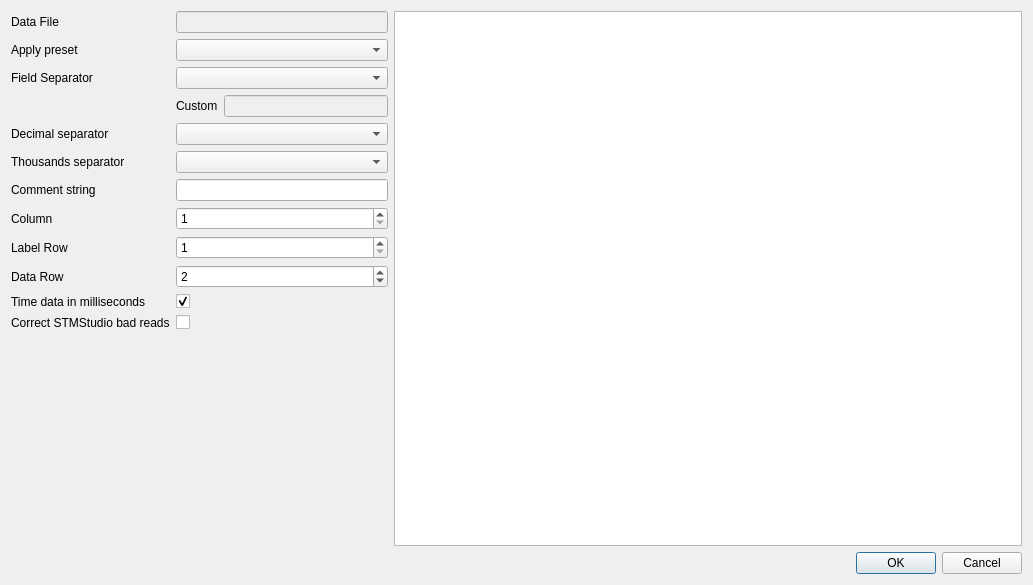
This is src/dialogs/loadfiledialog.ui in ModbusScope/ModbusScope as Qt 5 draws it before an edit. The edited form follows.
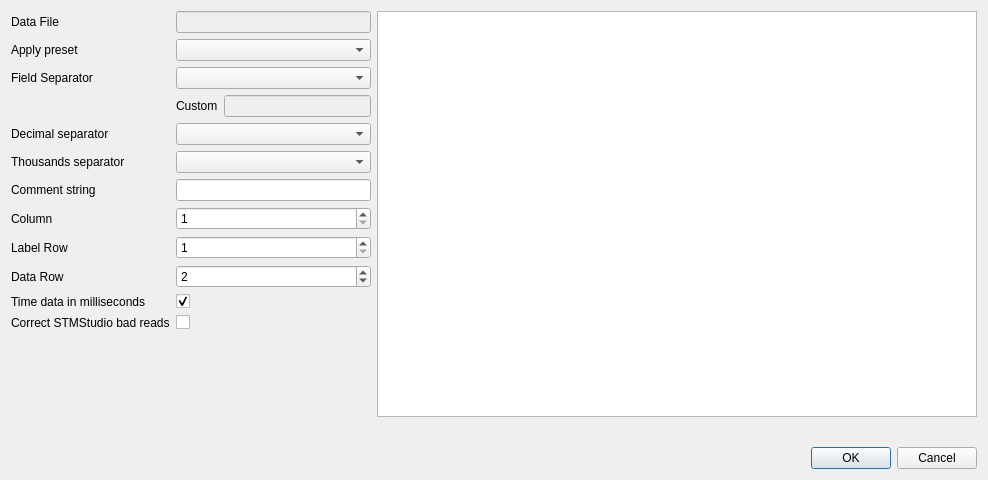
This is the edited form.

Commit message: Don't hide data on invalid settings (improves #120)

```diff
--- a/src/dialogs/loadfiledialog.ui
+++ b/src/dialogs/loadfiledialog.ui
@@ -6,25 +6,15 @@
    <rect>
     <x>0</x>
     <y>0</y>
-    <width>1033</width>
-    <height>585</height>
+    <width>988</width>
+    <height>480</height>
    </rect>
   </property>
   <property name="windowTitle">
    <string>Load Data File</string>
   </property>
-  <layout class="QGridLayout" name="gridLayout">
-   <item row="5" column="2">
-    <widget class="QDialogButtonBox" name="buttonBox">
-     <property name="orientation">
-      <enum>Qt::Horizontal</enum>
-     </property>
-     <property name="standardButtons">
-      <set>QDialogButtonBox::Cancel|QDialogButtonBox::Ok</set>
-     </property>
-    </widget>
-   </item>
-   <item row="0" column="2" rowspan="3">
+  <layout class="QVBoxLayout" name="verticalLayout">
+   <item>
     <layout class="QHBoxLayout" name="horizontalLayout" stretch="3,5">
      <item>
       <layout class="QFormLayout" name="formLayout">
@@ -218,6 +208,34 @@
      </item>
     </layout>
    </item>
+   <item>
+    <widget class="QLabel" name="lblImportStatus">
+     <property name="font">
+      <font>
+       <pointsize>12</pointsize>
+      </font>
+     </property>
+     <property name="text">
+      <string/>
+     </property>
+     <property name="alignment">
+      <set>Qt::AlignRight|Qt::AlignTrailing|Qt::AlignVCenter</set>
+     </property>
+    </widget>
+   </item>
+   <item>
+    <widget class="QDialogButtonBox" name="btnBox">
+     <property name="enabled">
+      <bool>true</bool>
+     </property>
+     <property name="orientation">
+      <enum>Qt::Horizontal</enum>
+     </property>
+     <property name="standardButtons">
+      <set>QDialogButtonBox::Cancel|QDialogButtonBox::Ok</set>
+     </property>
+    </widget>
+   </item>
   </layout>
  </widget>
  <tabstops>
```
Left out of the diff: 6 changed lines with no effect on the pictures. The commit also changes 2 other files.
